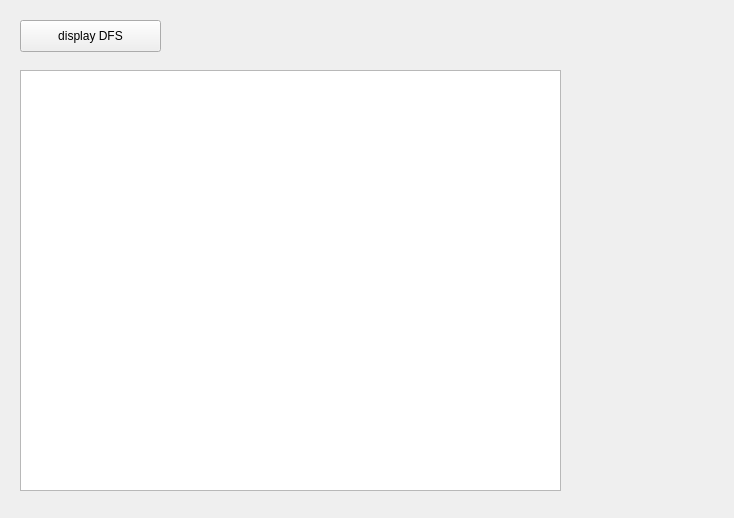
Above: Project-2-NFL/dfs.ui from massivemembrain/Project-2-NFL before the change. Below: the same form after it.
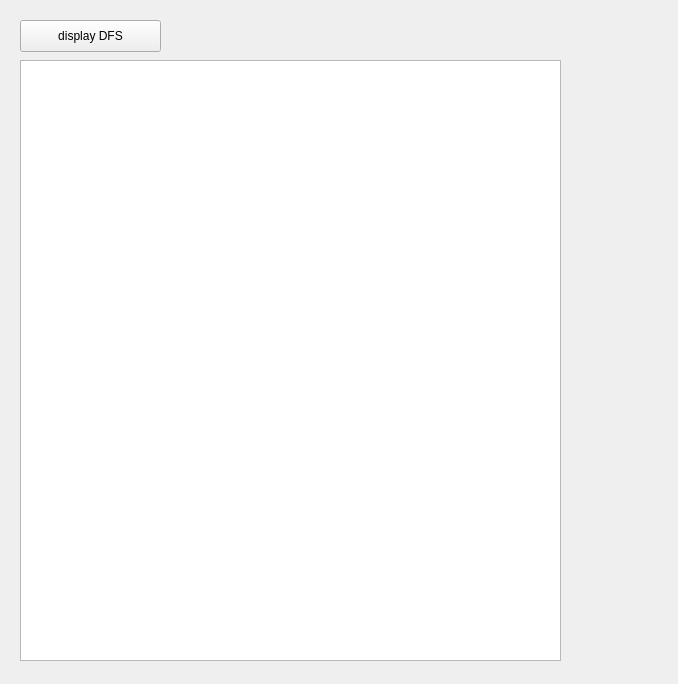
That is the form after the change.

```diff
--- a/Project-2-NFL/dfs.ui
+++ b/Project-2-NFL/dfs.ui
@@ -6,8 +6,8 @@
    <rect>
     <x>0</x>
     <y>0</y>
-    <width>734</width>
-    <height>518</height>
+    <width>678</width>
+    <height>684</height>
    </rect>
   </property>
   <property name="windowTitle">
@@ -17,9 +17,9 @@
    <property name="geometry">
     <rect>
      <x>20</x>
-     <y>70</y>
+     <y>60</y>
      <width>541</width>
-     <height>421</height>
+     <height>601</height>
     </rect>
    </property>
   </widget>
```
